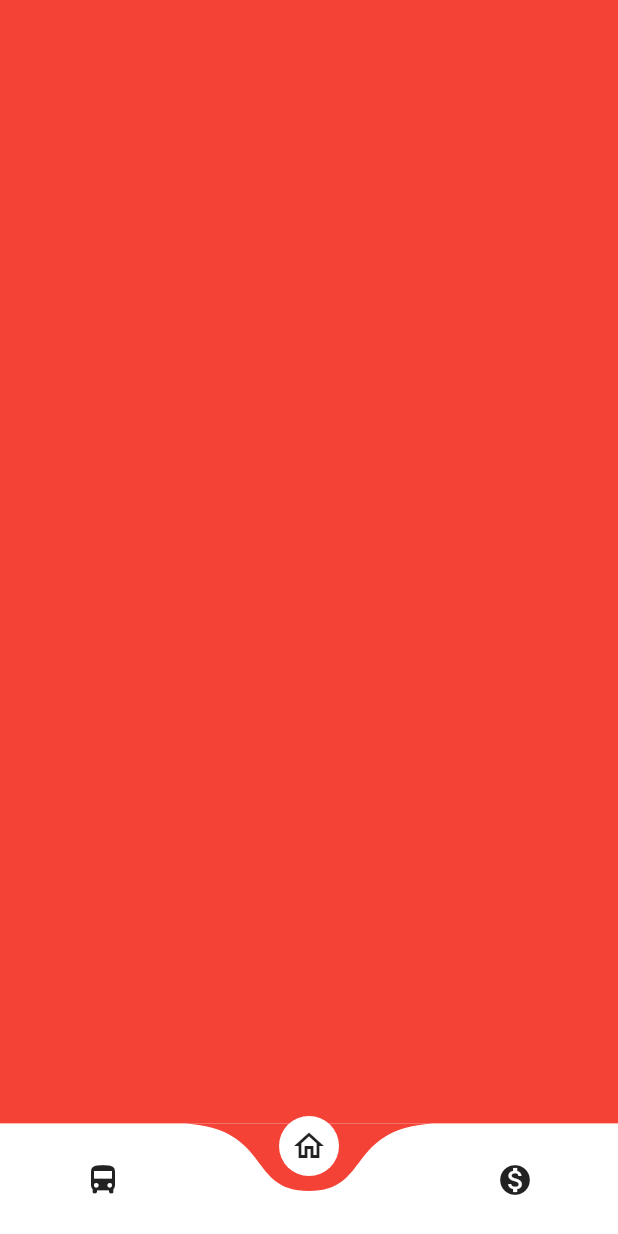
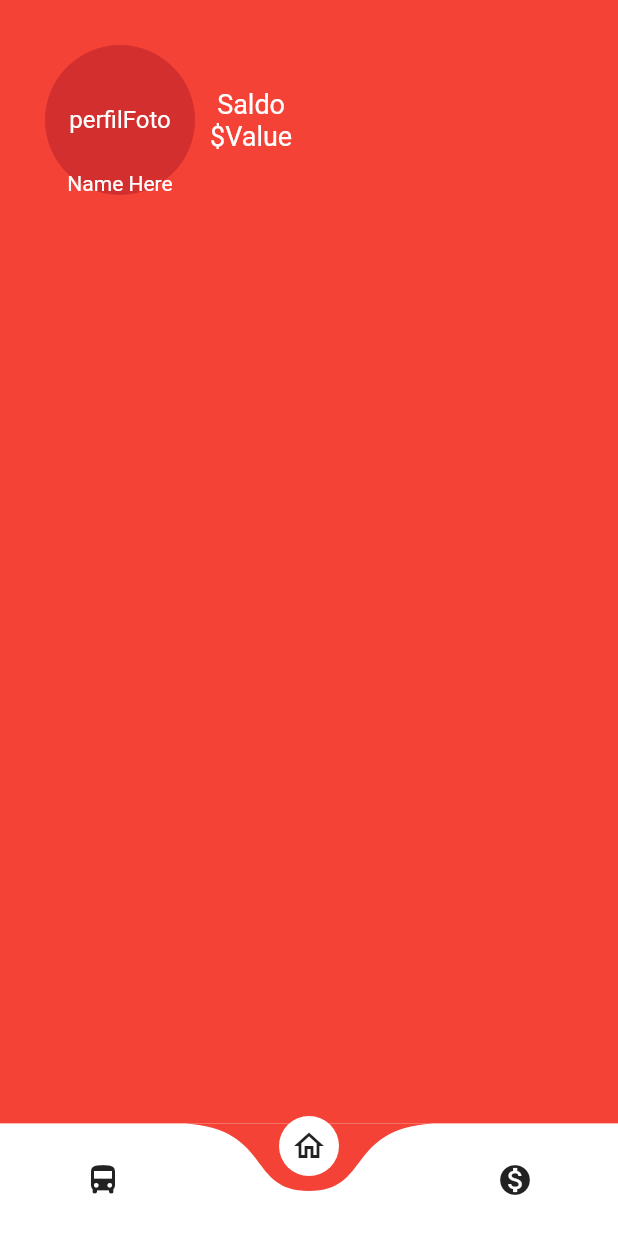
Before and after one commit to Rguarnizo/MoviliApp-Mobile, a Flutter app: the screen it shows after launch, after a tap on "Iniciar Sesión", on a phone screen of 412 x 824 dp. Run offline on Flutter 3.47's test engine with Material 2 defaults, Android fonts, the phone set to English and light mode, and no system bars; drawn by our look-alikes of curved_navigation_bar; Roboto replaces fonts that are missing (SourceSansPro).

Commit message:
HomePage Development

```diff
--- a/lib/features/login/presentation/pages/home_page.dart
+++ b/lib/features/login/presentation/pages/home_page.dart
@@ -1,6 +1,4 @@
-import 'package:curved_navigation_bar/curved_navigation_bar.dart';
 import 'package:flutter/material.dart';
-
 
 class HomePage extends StatelessWidget {
   const HomePage({Key key}) : super(key: key);
@@ -9,23 +7,39 @@ class HomePage extends StatelessWidget {
   Widget build(BuildContext context) {
     final screenSize = MediaQuery.of(context).size;
     final height = screenSize.height;
-    final widht = screenSize.width;
-
-    return Scaffold(
-      bottomNavigationBar: CurvedNavigationBar(
-        index: 1,
-        backgroundColor: Colors.red,
-        items: [
-           Icon(Icons.directions_bus,),
-           Icon(Icons.home_outlined),
-           Icon(Icons.monetization_on),
+    final width = screenSize.width;
+    return Container(
+      height: height,
+      width: width,
+      color: Colors.red,
+      child: Column(
+        children: [
+          Container(
+            width: width,
+            padding: EdgeInsets.all(30),
+            child: Row(
+              mainAxisAlignment: MainAxisAlignment.start,
+              children: [
+                Stack(
+                  alignment: Alignment.bottomCenter,
+                  children: [
+                  CircleAvatar(radius: 50,child: Text('perfilFoto'),),
+                  Text('Name Here',style: TextStyle(color: Colors.white),)
+                  ]
+                ),
+                SizedBox(width: 10,),
+                Column(
+                  mainAxisSize: MainAxisSize.max,
+                  children: [
+                  Text('Saldo',style: TextStyle(color: Colors.white,fontSize: 18),),
+                  Text('\$Value',style: TextStyle(color: Colors.white,fontSize: 18),)
+                  ]
+                ),
+              ],
+            ),
+          ),
         ],
-        onTap: (i){
-
-        },
-
-        ),
-        body: Container(color: Colors.red,height: height,width: widht,),
+      ),
     );
   }
 }
--- a/lib/features/login/presentation/pages/login_page.dart
+++ b/lib/features/login/presentation/pages/login_page.dart
@@ -82,7 +82,7 @@ class LoginPage extends StatelessWidget {
           ),
           OutlinedButton.icon(
             onPressed: () {
-              Navigator.of(context).pushNamed('Home');
+              Navigator.of(context).pushNamed('Main');
             },
             icon: Icon(Icons.chevron_right, size: 18),
             label: Text(
--- /dev/null
+++ b/lib/features/login/presentation/pages/main_page.dart
@@ -0,0 +1,32 @@
+import 'package:curved_navigation_bar/curved_navigation_bar.dart';
+import 'package:flutter/material.dart';
+import 'package:moviliapp_mobile/features/login/presentation/pages/home_page.dart';
+
+class MainPage extends StatelessWidget {
+  const MainPage({Key key}) : super(key: key);
+
+  @override
+  Widget build(BuildContext context) {
+    final screenSize = MediaQuery.of(context).size;
+    final height = screenSize.height;
+    final widht = screenSize.width;
+
+    return Scaffold(
+      bottomNavigationBar: CurvedNavigationBar(
+        index: 1,
+        backgroundColor: Colors.red,
+        items: [
+          Icon(
+            Icons.directions_bus,
+          ),
+          Icon(Icons.home_outlined),
+          Icon(Icons.monetization_on),
+        ],
+        onTap: (i) {
+
+        },
+      ),
+      body: HomePage(),
+    );
+  }
+}
--- a/lib/routes/routes.dart
+++ b/lib/routes/routes.dart
@@ -3,13 +3,13 @@
 
 import 'package:flutter/material.dart';
 import 'package:moviliapp_mobile/features/login/presentation/pages/Login_page.dart';
-import 'package:moviliapp_mobile/features/login/presentation/pages/home_page.dart';
+import 'package:moviliapp_mobile/features/login/presentation/pages/main_page.dart';
 import 'package:moviliapp_mobile/features/login/presentation/pages/register_page.dart';
 
 
 Map<String,WidgetBuilder> getRoutes() => {
     'Login'   : (BuildContext context)  => LoginPage(),
     'Register': (BuildContext context)  => RegisterPage(),
-    'Home'    : (BuildContext context)  => HomePage(),
+    'Main'    : (BuildContext context)  => MainPage(),
 
 };
```
